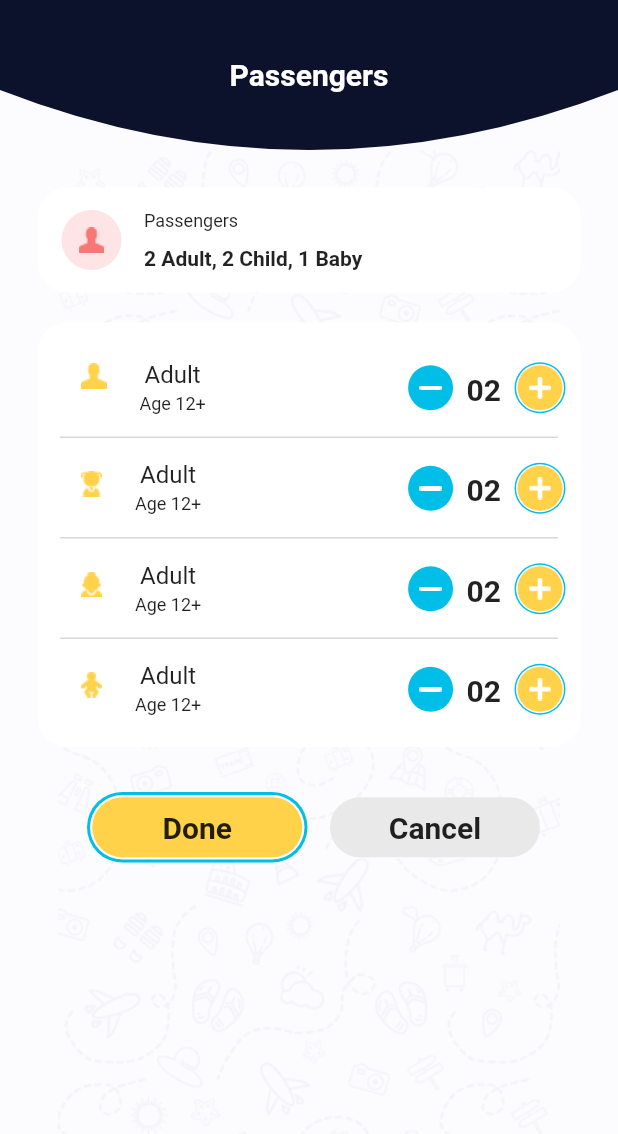
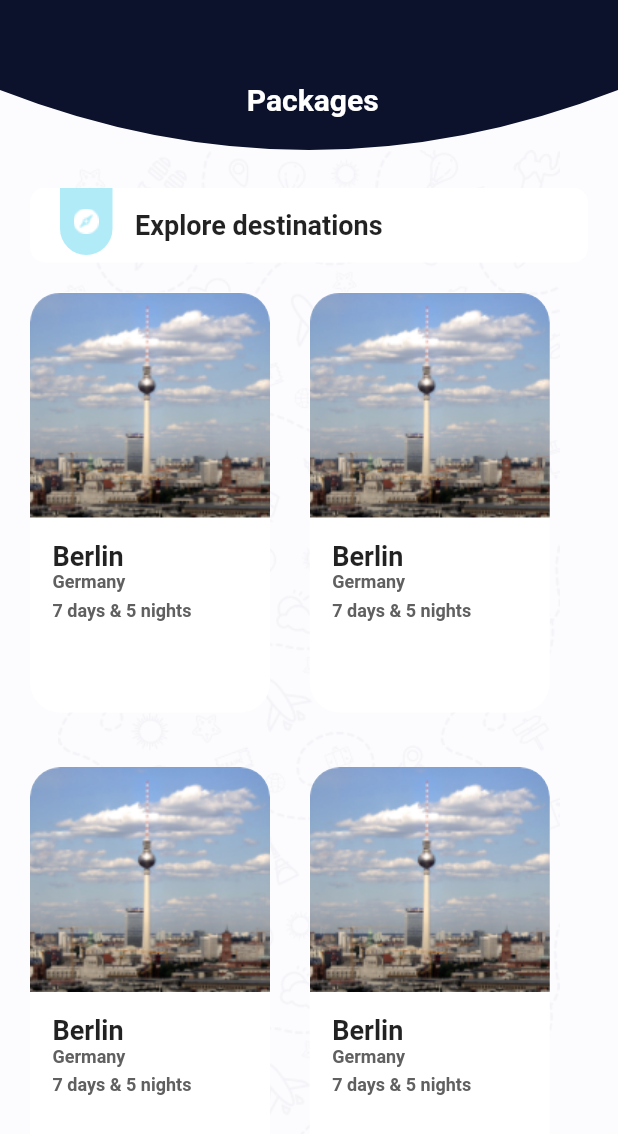
Before and after one commit to Omar-Moshtaha/tourism, a Flutter app: the screen it shows after launch, on a phone screen of 412 x 824 dp. Shown: the top 1134 px of the screen. Run offline on Flutter 3.47's test engine with Material 2 defaults, Android fonts, the light colour scheme and no system bars; our stand-ins replace flutter_custom_clippers, hexcolor.

Commit message:
Packages.dart

```diff
--- a/lib/main.dart
+++ b/lib/main.dart
@@ -3,6 +3,7 @@ import 'package:flutter/material.dart';
 import 'package:flutter/services.dart';
 import 'package:tourism/faq.dart';
 import 'package:tourism/more.dart';
+import 'package:tourism/packages.dart';
 import 'package:tourism/passenger.dart';
 import 'package:tourism/privacy_policy.dart';
 import 'package:tourism/refund_policy.dart';
@@ -40,7 +41,7 @@ statusBarColor: Colors.white.withOpacity(0),
 
     )
   ),
-  home:Passenger(),
+  home:Packages(),
 );
   }
 
--- /dev/null
+++ b/lib/packages.dart
@@ -0,0 +1,305 @@
+import 'package:flutter/cupertino.dart';
+import 'package:flutter/material.dart';
+import 'package:flutter_custom_clippers/flutter_custom_clippers.dart';
+import 'package:hexcolor/hexcolor.dart';
+
+class Packages extends StatelessWidget {
+
+  @override
+  Widget build(BuildContext context) {
+    return Scaffold(backgroundColor: HexColor("#FCFCFF"),
+      appBar: AppBar(
+        toolbarHeight:100,
+        centerTitle: true,
+        elevation: 0.0,
+        title: Padding(
+          padding: const EdgeInsets.only(top: 53,bottom: 20),
+          child:   Text(" Packages",style: TextStyle(
+
+              fontWeight: FontWeight.bold
+
+          ),),
+        ),
+
+        flexibleSpace: ClipPath(
+          clipper: OvalBottomBorderClipper(),
+          child:   Container(
+            height:220,
+            width: MediaQuery.of(context).size.width,
+            color: HexColor("0C122C"),
+
+          ),
+        ),
+
+      ),
+body: Container(
+  decoration: BoxDecoration(
+    image: DecorationImage(
+      image: AssetImage("image/image1.png")
+    )
+  ),
+  child:   Padding(
+
+    padding: const EdgeInsets.only(top: 25),
+
+    child:
+
+    SingleChildScrollView(
+
+      physics: BouncingScrollPhysics(),
+
+      child: Column(
+
+
+
+        children: [
+
+
+
+          Padding(
+            padding: const EdgeInsets.only(left: 20,right: 20),
+            child: Container(
+
+
+decoration: BoxDecoration(
+  color: Colors.white,
+
+  borderRadius: BorderRadius.circular(10),
+),
+              height: 50,
+
+
+
+              width: double.infinity,
+
+
+
+
+
+
+              child: Row(
+
+
+
+                children: [
+
+
+
+                  Padding(
+
+
+
+                    padding: const EdgeInsets.only(bottom: 5,left: 20),
+
+
+
+                    child: Opacity(
+
+
+
+                      opacity: 0.30,
+
+
+
+                      child: Container(
+
+
+
+                        width: 35,
+
+
+
+                        height: 45,
+
+
+
+      child: Image(image: AssetImage("image/image32.png"),color:Colors.white,),
+
+
+
+                      decoration: BoxDecoration(
+
+
+
+                        color:HexColor("#00BEE8"),
+
+
+
+
+
+
+
+                        borderRadius: BorderRadius.only(bottomRight: Radius.circular(30),bottomLeft:  Radius.circular(30)),
+
+
+
+                      ),
+
+
+
+                      ),
+
+
+
+                    ),
+
+
+
+                  ),
+
+
+
+                SizedBox(width: 15,),
+
+
+
+                Text("Explore destinations",style: TextStyle(
+
+
+
+                  fontSize: 18,
+
+
+
+                  fontWeight: FontWeight.bold,
+
+
+
+                ),)
+
+
+
+                ],
+
+
+
+              ),
+
+
+
+            ),
+          ),
+
+  Padding(
+    padding: const EdgeInsets.only(top: 20,left: 20,right: 20,bottom: 20),
+    child: GridView.count(childAspectRatio: 1/1.70,physics: NeverScrollableScrollPhysics(),mainAxisSpacing:1 ,crossAxisSpacing: 1,shrinkWrap: true , crossAxisCount: 2,children:List.generate(10, (index) => Stack(
+      children: [
+        Container(decoration: BoxDecoration(
+            color: Colors.white,
+
+borderRadius: BorderRadius.circular(20)
+        ),width: 160,height: 280,),
+        Container(width: 160,height: 150,decoration: BoxDecoration(
+          borderRadius: BorderRadius.only(topLeft: Radius.circular(20),topRight: Radius.circular(20)),
+          image: DecorationImage(
+image: AssetImage("image/image33.png")
+     ,fit: BoxFit.cover
+          ),
+          color: Colors.white,
+        ),),
+Padding(
+  padding: const EdgeInsets.only(top:165,left: 15),
+  child:   Column(
+    crossAxisAlignment: CrossAxisAlignment.start,
+
+
+
+    children: [
+
+
+
+      Text("Berlin",style: TextStyle(
+
+
+
+        fontSize: 18,
+
+
+
+        fontWeight: FontWeight.bold,
+
+
+
+      ),),
+
+
+
+      Text("Germany",style: TextStyle(
+
+
+
+        fontSize: 12,
+
+
+
+        color: HexColor("#606060"),
+
+
+
+        fontWeight: FontWeight.w700,
+
+
+
+      ),),
+
+
+
+      SizedBox(height: 5,),
+
+
+
+      Text("7 days & 5 nights",style: TextStyle(
+
+
+
+          fontWeight: FontWeight.w700,
+
+
+
+
+
+
+
+          fontSize: 12,
+
+
+
+  color: HexColor("#606060")
+
+
+
+      ),)
+
+
+
+
+
+
+
+
+
+
+
+    ],
+
+
+
+  ),
+),
+      ],
+    ))),
+  ),
+
+        ],
+
+
+
+      ),
+
+    ),
+
+  ),
+),
+    );
+  }
+}
```
Also changed, not shown: image/image32.png (added), image/image33.png (added).
